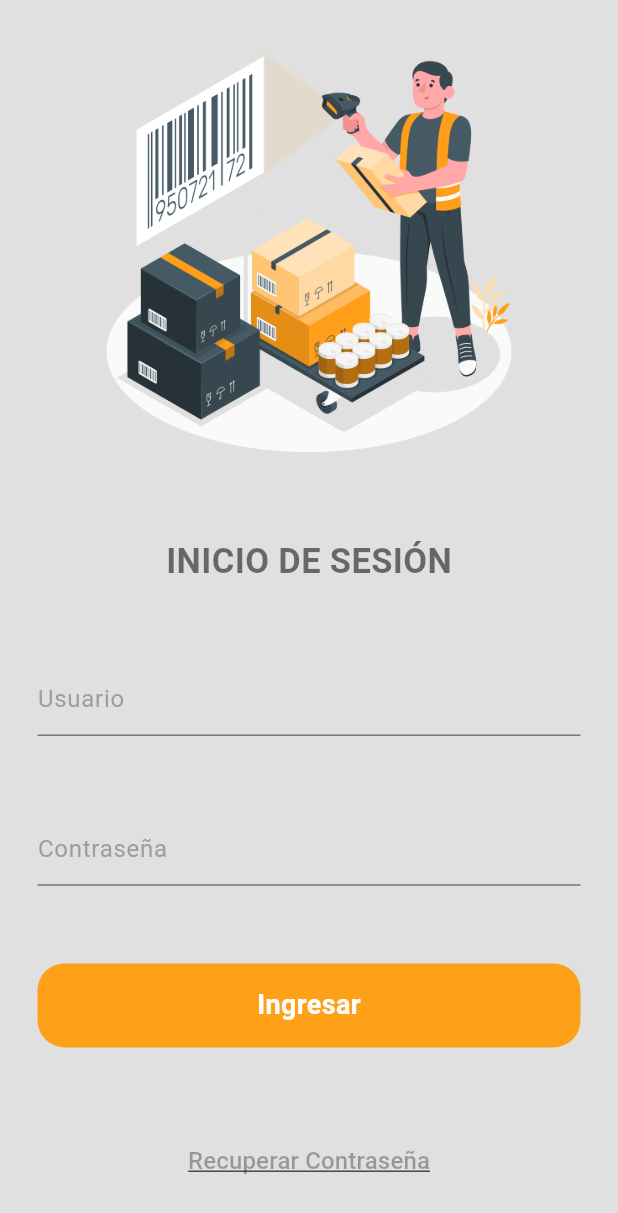
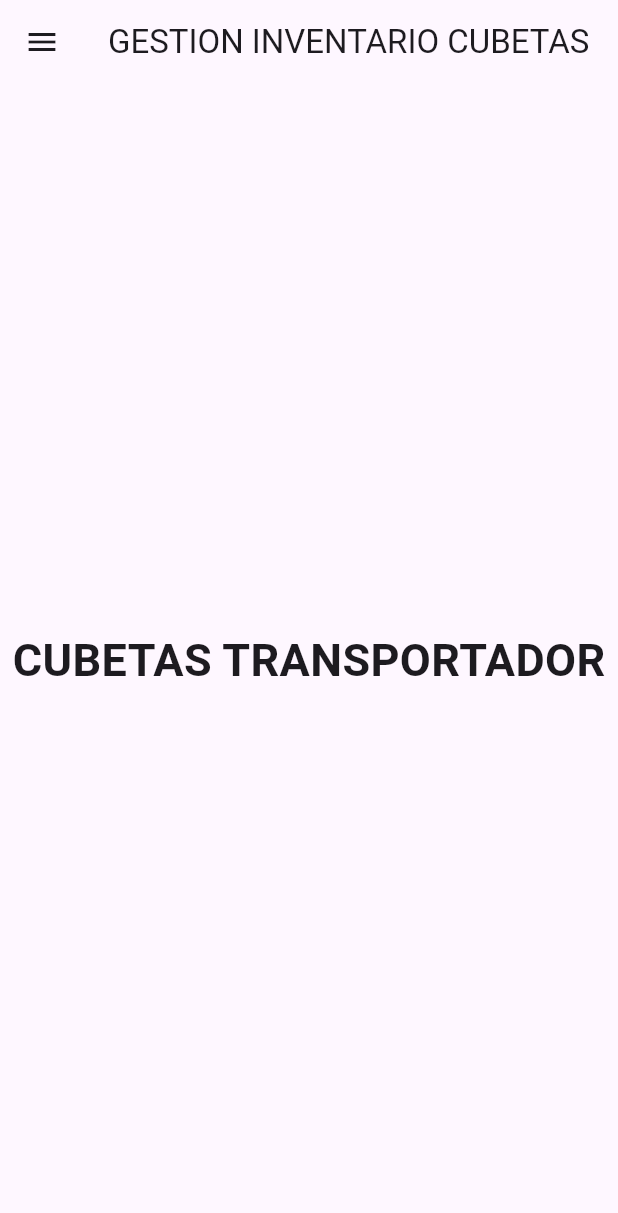
Before and after one commit to Davilaro/cubpruebrepo, a Flutter app: the screen it shows after launch, after a tap on "Ingresar", on a phone screen of 412 x 824 dp. Shown: the top 1213 px of the screen. Run offline on Flutter 3.47's test engine with Material 3 defaults, Android fonts, the phone set to English and light mode, and no system bars; our stand-ins replace sqflite; accounts and stored records are empty.

```diff
--- a/lib/main.dart
+++ b/lib/main.dart
@@ -13,7 +13,8 @@ class MyApp extends StatelessWidget {
   @override
   Widget build(BuildContext context) {
     return const MaterialApp(
-      title: 'Coopi app',
+      debugShowCheckedModeBanner: false,
+      title: 'Coopidrogas gestion inventario',
       home: MyHomePage(),
     );
   }
@@ -27,10 +28,8 @@ class MyHomePage extends StatelessWidget {
       providers: [
         ChangeNotifierProvider(create: (_) => AuthService()),
       ],
-      child: const MaterialApp(
-        title: 'Cubetas Coopi',
-        home: SessionWrapper(),
-      ),
+      child: SessionWrapper(),
+
     );
   }
 }
--- a/lib/pages/home_page.dart
+++ b/lib/pages/home_page.dart
@@ -1,10 +1,103 @@
 import 'package:flutter/material.dart';
 
-class HomePage extends StatelessWidget {
-  const HomePage({super.key});
+
+class PrincipalPage extends StatefulWidget {
+  const PrincipalPage({super.key,});
+
+
+  @override
+  State<PrincipalPage> createState() => _PrincipalPageState();
+}
+
+class _PrincipalPageState extends State<PrincipalPage> {
+  int _selectedIndex = 0;
+  static const TextStyle optionStyle =
+      TextStyle(fontSize: 30, fontWeight: FontWeight.bold);
+  static const List<Widget> _widgetOptions = <Widget>[
+    Text(
+      'CUBETAS TRANSPORTADOR',
+      style: optionStyle,
+    ),
+    Text(
+      'CUBETAS AUXILIAR DE BODEGA',
+      style: optionStyle,
+    ),
+    Text(
+      'CUBETAS AUXILIAR DE DEVOLUCIONES',
+      style: optionStyle,
+    ),
+  ];
+
+  void _onItemTapped(int index) {
+    setState(() {
+      _selectedIndex = index;
+    });
+  }
 
   @override
   Widget build(BuildContext context) {
-    return const Placeholder(child: Text('My HomePage'),);
+    return Scaffold(
+      appBar: AppBar(
+        title: Text('GESTION INVENTARIO CUBETAS'),
+        leading: Builder(
+          builder: (context) {
+            return IconButton(
+              icon: const Icon(Icons.menu),
+              onPressed: () {
+                Scaffold.of(context).openDrawer();
+              },
+            );
+          },
+        ),
+      ),
+      body: Center(
+        child: _widgetOptions[_selectedIndex],
+      ),
+      drawer: Drawer(
+
+        child: ListView(
+
+          padding: EdgeInsets.zero,
+          children: [
+            const DrawerHeader(
+              decoration: BoxDecoration(
+                color: Colors.blue,
+              ),
+              child: Text('USUARIOS'),
+            ),
+            ListTile(
+              title: const Text('TRANSPORTADOR '),
+              selected: _selectedIndex == 0,
+              onTap: () {
+
+                _onItemTapped(0);
+
+                Navigator.pop(context);
+              },
+            ),
+            ListTile(
+              title: const Text('AUXILIAR DE BODEGA'),
+              selected: _selectedIndex == 1,
+              onTap: () {
+
+                _onItemTapped(1);
+
+                Navigator.pop(context);
+              },
+            ),
+            ListTile(
+              title: const Text('AUXILIAR DE DEVOLUCIONES'),
+              selected: _selectedIndex == 2,
+              onTap: () {
+
+                _onItemTapped(2);
+
+                Navigator.pop(context);
+              },
+            ),
+          ],
+        ),
+      ),
+    );
   }
 }
--- a/lib/pages/login_page.dart
+++ b/lib/pages/login_page.dart
@@ -1,6 +1,7 @@
 import 'dart:convert';
 import 'dart:io';
 
+import 'package:coopi_app/pages/auth_page.dart';
 import 'package:coopi_app/services/auth_service.dart';
 
 
@@ -86,10 +87,13 @@ class LoginState extends State<Login> {
 
   @override
   Widget build(BuildContext context) {
-    return Scaffold(
-      backgroundColor: const Color.fromRGBO(224, 224, 224, 1),
-      body: SafeArea(
-        child: Center(
+    return SafeArea(
+      child: Scaffold(
+        backgroundColor: const Color.fromRGBO(224, 224, 224, 1),
+        body: InkWell(
+          onTap: () {
+            FocusScope.of(context).unfocus();
+          },
           child: Column(
             mainAxisAlignment: MainAxisAlignment.spaceAround,
             children: [
@@ -129,7 +133,14 @@ class LoginState extends State<Login> {
               //   style: TextStyle(color: Colors.grey[600]),
               // ),
              // const SizedBox(height: 50,),
-              CustomButton(onTap: () => signUserIn(context),),
+              CustomButton(onTap: () =>
+              Navigator.push(
+                    context,
+                    MaterialPageRoute(builder: (context) => PrincipalPage()),
+                  )
+                //signUserIn(context),
+                //AuthPage()
+                ),
 
               CustomTextButton(
                 text: 'Recuperar Contraseña',
--- a/lib/session_wrapper.dart
+++ b/lib/session_wrapper.dart
@@ -11,6 +11,6 @@ class SessionWrapper extends StatelessWidget {
   Widget build(BuildContext context) {
     final authService = Provider.of<AuthService>(context);
     print(authService.isLogged);
-    return authService.isLogged ? HomePage() : Login();
+    return authService.isLogged ? PrincipalPage() : Login();
   }
 }
--- a/lib/widgets/exports_widgets.dart
+++ b/lib/widgets/exports_widgets.dart
@@ -1,3 +1,4 @@
+export 'package:coopi_app/pages/home_page.dart';
 export 'package:coopi_app/widgets/custom_button.dart';
 export 'package:coopi_app/widgets/custom_textField.dart';
 export 'package:coopi_app/widgets/custom_text_button.dart';
```
Also changed, not shown: assets/images/login_page.png (added), 6 other files.
